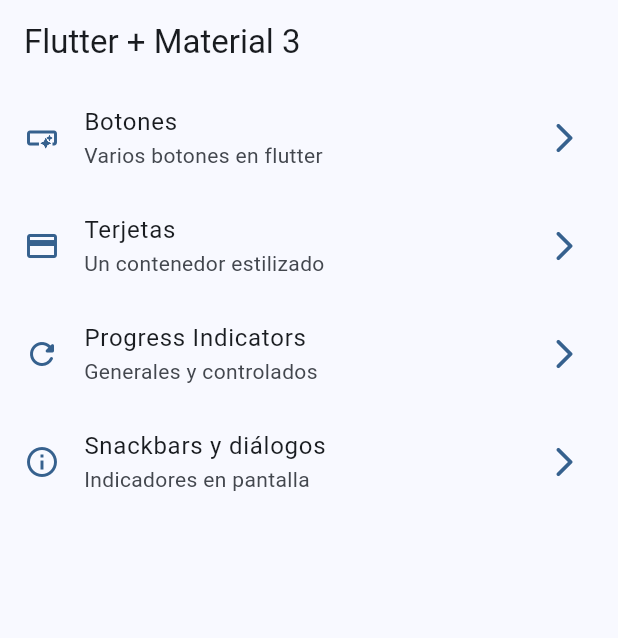
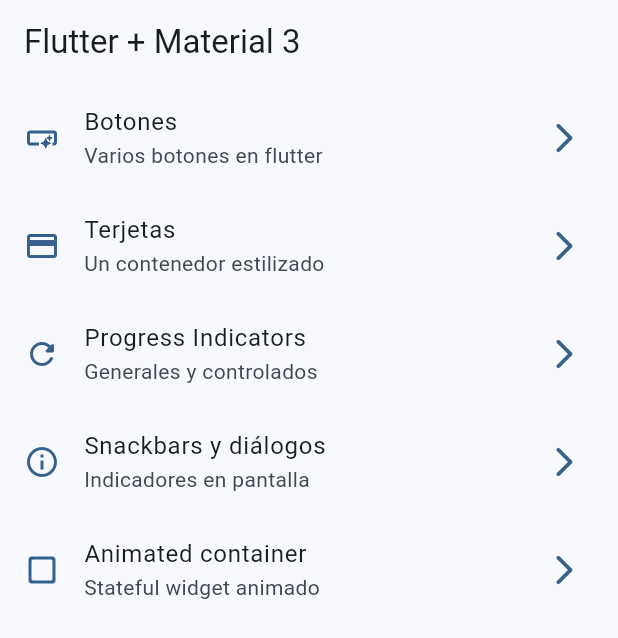
Before and after one commit to AlexanderJumbo/widgets_app, a Flutter app: the screen it shows after launch, on a phone screen of 412 x 824 dp. Shown: the top 638 px of the screen. Run offline on Flutter 3.47's test engine with Material 3 defaults, Android fonts, the phone set to English and light mode, and no system bars; our stand-ins replace go_router.

Commit message:
animated container

```diff
--- a/lib/config/menu/menu_items.dart
+++ b/lib/config/menu/menu_items.dart
@@ -36,5 +36,10 @@ const appMenuItems = <MenuItem>[
       title: 'Snackbars y diálogos',
       subTitle: 'Indicadores en pantalla',
       link: '/snackbars',
-      icon: Icons.info_outline)
+      icon: Icons.info_outline),
+  MenuItem(
+      title: 'Animated container',
+      subTitle: 'Stateful widget animado',
+      link: '/animated',
+      icon: Icons.check_box_outline_blank_rounded)
 ];
--- a/lib/config/router/app_router.dart
+++ b/lib/config/router/app_router.dart
@@ -30,5 +30,10 @@ final appRouter = GoRouter(
       name: SnackbarScreen.name,
       builder: (context, state) => const SnackbarScreen(),
     ),
+    GoRoute(
+      path: '/animated',
+      name: AnimatedScreen.name,
+      builder: (context, state) => const AnimatedScreen(),
+    ),
   ],
 );
```
Also changed, not shown: lib/presentation/screen/animated/animated_screen.dart (+49 -2 lines).
